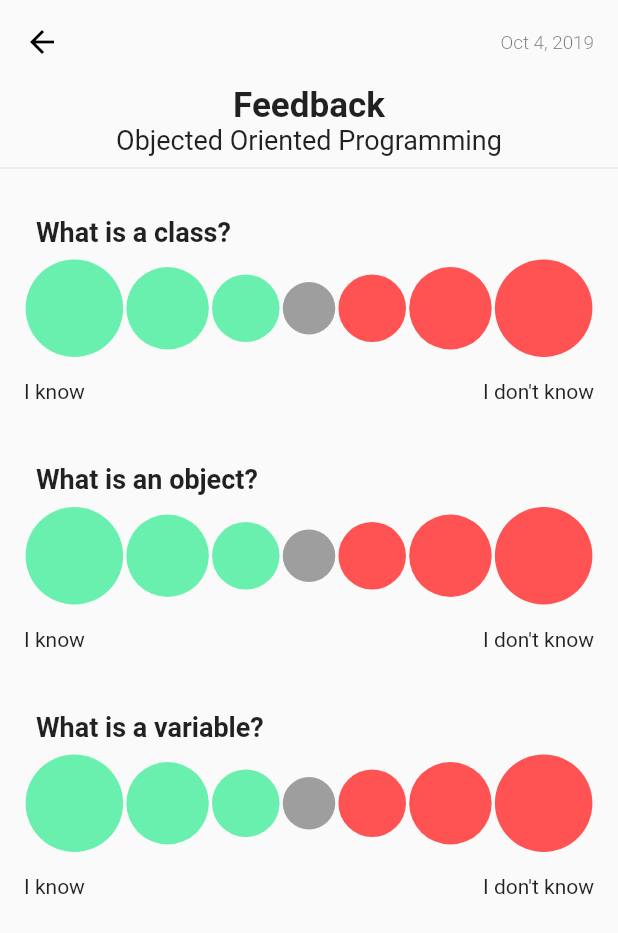
After one commit to Iconicto/whiteboard, a Flutter app: the IndividualFeedbackPage screen opened by its route, on a phone screen of 412 x 824 dp. The commit adds this screen. Shown: the top 933 px of the screen. Run offline on Flutter 3.47's test engine with Material 2 defaults, Android fonts, the phone set to English and light mode, and no system bars; our stand-ins replace dio, functional_widget_annotation, get_it, logger, timeago; missing offline and left inert: drawerbehavior, snaplist; Roboto replaces fonts that are missing (CircularStd); project files that could hold a hidden picture were left out.

Commit message:
completed for hackathon

```diff
--- a/lib/constants/route_paths.dart
+++ b/lib/constants/route_paths.dart
@@ -3,3 +3,6 @@ const String QuizPageRoute = 'Quiz';
 const String ModulePageRoute = 'Module';
 const String StudyMaterialPageRoute = 'StudyMaterial';
 const String TutorialPageRoute = 'Tutorial';
+const String QuizzesPageRoute = 'Quizzes';
+const String FeedbackPageRoute = 'Feedback';
+const String IndividualFeedbackPageRoute = 'IndividualFeedback';
--- a/lib/constants/strings.dart
+++ b/lib/constants/strings.dart
@@ -1,7 +1,7 @@
 List<String> menuCardTitles = [
   "Modules",
   "Quizzes",
-  "Study\n\Materials",
+  "Feedback",
   "Tutorials",
   "My\nPerformance",
 ];
--- a/lib/router.dart
+++ b/lib/router.dart
@@ -1,7 +1,11 @@
 import 'package:whiteboard/constants/route_paths.dart' as routes;
+import 'package:whiteboard/constants/route_paths.dart';
+import 'package:whiteboard/ui/pages/feedback.dart';
+import 'package:whiteboard/ui/pages/individual_feedback.dart';
 import 'package:whiteboard/ui/pages/module.dart';
 import 'package:whiteboard/ui/pages/pages.dart';
 import 'package:whiteboard/ui/pages/quiz.dart';
+import 'package:whiteboard/ui/pages/quizzes.dart';
 import 'package:whiteboard/ui/widgets/test.dart';
 import 'package:flutter/cupertino.dart';
 import 'package:flutter/material.dart';
@@ -24,6 +28,18 @@ Route<dynamic> generateRoute(RouteSettings settings) {
       return MaterialPageRoute(
         builder: (context) => ModulePage(),
       );
+    case routes.QuizzesPageRoute:
+      return MaterialPageRoute(
+        builder: (context) => QuizzesPage(),
+      );
+    case routes.FeedbackPageRoute:
+      return MaterialPageRoute(
+        builder: (context) => FeedbackPage(),
+      );
+    case routes.IndividualFeedbackPageRoute:
+      return MaterialPageRoute(
+        builder: (context) => IndividualFeedbackPage(),
+      );
     default:
       return MaterialPageRoute(
         builder: (context) => Scaffold(
--- /dev/null
+++ b/lib/ui/pages/individual_feedback.dart
@@ -0,0 +1,152 @@
+import 'package:flutter/material.dart';
+import 'package:functional_widget_annotation/functional_widget_annotation.dart';
+import 'package:intl/intl.dart';
+import 'package:whiteboard/constants/theme_data.dart';
+
+class IndividualFeedbackPage extends StatelessWidget {
+  @widget
+  AppBar _buildAppBar() => AppBar(
+        title: _appBarTitle,
+        iconTheme: IconThemeData(color: Colors.black),
+        elevation: 0,
+        brightness: Brightness.light,
+        // or use Brightness.dark
+        backgroundColor: Colors.grey[50],
+      );
+
+  final _appBarTitle = Align(
+    alignment: Alignment.centerRight,
+    child: Text(
+      "${DateFormat("MMM d, yyyy").format(DateTime.now())}",
+      style: TextStyles.subtitle,
+    ),
+  );
+
+  final _quizzesTitle = Text(
+    "Feedback",
+    style: TextStyles.title,
+  );
+
+  final _subtitle = Text(
+    "Objected Oriented Programming",
+    style: TextStyle(
+      fontSize: 18,
+    ),
+  );
+
+  @override
+  Widget build(BuildContext context) {
+    return Scaffold(
+      appBar: _buildAppBar(),
+      body: Column(
+        children: <Widget>[
+          Center(child: _quizzesTitle),
+          Center(child: _subtitle),
+          Divider(),
+          _buildFeedbackQuestion("What is a class?"),
+          _buildFeedbackQuestion("What is an object?"),
+          _buildFeedbackQuestion("What is a variable?"),
+        ],
+      ),
+    );
+  }
+
+  Container _buildFeedbackQuestion(String question) {
+    return Container(
+      padding: EdgeInsets.all(16.0),
+      child: Column(
+        children: <Widget>[
+          Padding(
+            padding: const EdgeInsets.all(8.0),
+            child: Align(
+              alignment: Alignment.centerLeft,
+              child: Text(
+                question,
+                style: TextStyle(
+                  fontSize: 18,
+                  fontWeight: FontWeight.w600,
+                ),
+              ),
+            ),
+          ),
+          Row(
+            mainAxisAlignment: MainAxisAlignment.spaceAround,
+            children: <Widget>[
+              Container(
+                padding: EdgeInsets.all(8.0),
+                height: 65,
+                width: 65,
+                decoration: BoxDecoration(
+                  borderRadius: BorderRadius.circular(100.0),
+                  color: Colors.greenAccent,
+                ),
+              ),
+              Container(
+                padding: EdgeInsets.all(8.0),
+                height: 55,
+                width: 55,
+                decoration: BoxDecoration(
+                  borderRadius: BorderRadius.circular(100.0),
+                  color: Colors.greenAccent,
+                ),
+              ),
+              Container(
+                padding: EdgeInsets.all(8.0),
+                height: 45,
+                width: 45,
+                decoration: BoxDecoration(
+                  borderRadius: BorderRadius.circular(100.0),
+                  color: Colors.greenAccent,
+                ),
+              ),
+              Container(
+                padding: EdgeInsets.all(8.0),
+                height: 35,
+                width: 35,
+                decoration: BoxDecoration(
+                  borderRadius: BorderRadius.circular(100.0),
+                  color: Colors.grey,
+                ),
+              ),
+              Container(
+                padding: EdgeInsets.all(8.0),
+                height: 45,
+                width: 45,
+                decoration: BoxDecoration(
+                  borderRadius: BorderRadius.circular(100.0),
+                  color: Colors.redAccent,
+                ),
+              ),
+              Container(
+                padding: EdgeInsets.all(8.0),
+                height: 55,
+                width: 55,
+                decoration: BoxDecoration(
+                  borderRadius: BorderRadius.circular(100.0),
+                  color: Colors.redAccent,
+                ),
+              ),
+              Container(
+                padding: EdgeInsets.all(8.0),
+                height: 65,
+                width: 65,
+                decoration: BoxDecoration(
+                  borderRadius: BorderRadius.circular(100.0),
+                  color: Colors.redAccent,
+                ),
+              ),
+            ],
+          ),
+          Container(height: 15),
+          Row(
+            mainAxisAlignment: MainAxisAlignment.spaceBetween,
+            children: <Widget>[
+              Text("I know"),
+              Text("I don't know"),
+            ],
+          ),
+        ],
+      ),
+    );
+  }
+}
```
Also changed, not shown: lib/ui/pages/feedback.dart (added, +126 -0 lines), lib/ui/pages/quizzes.dart (added, +121 -0 lines).
